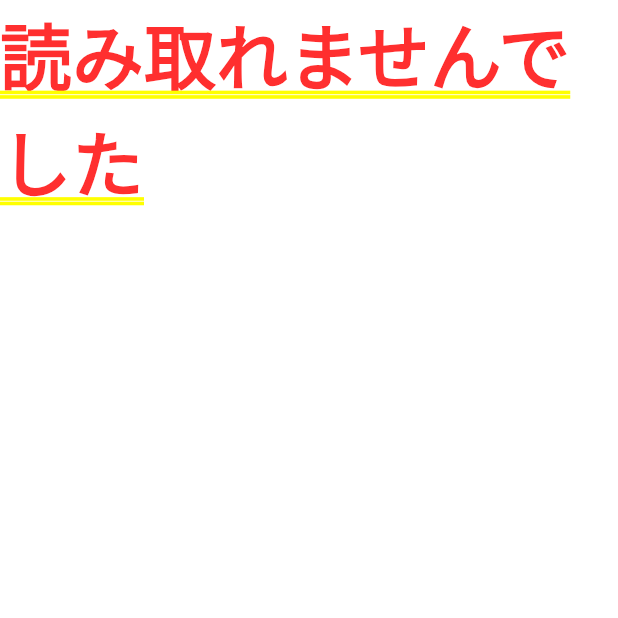
After one commit to tenpei-peso/make_note, a Flutter app: the PreviewPage screen opened directly, on a phone screen of 412 x 824 dp, the top half of it. The commit adds this screen. Run offline on Flutter 3.47's test engine with Material 2 defaults, Android fonts, the phone set to English and light mode, and no system bars; our stand-ins replace firebase_auth, firebase_core, flutter_riverpod, freezed_annotation, image_picker; missing offline and left inert: google_mlkit_text_recognition; accounts and stored records are empty; statements that could not run were skipped.

Commit message:
文字抽出

```diff
--- /dev/null
+++ b/lib/presentasion/page/preview_page.dart
@@ -0,0 +1,52 @@
+import 'package:flutter/cupertino.dart';
+import 'package:flutter/material.dart';
+import 'package:flutter_make_note/presentasion/page/preview_page_notifier.dart';
+import 'package:flutter_make_note/presentasion/page/top_page_notifier.dart';
+import 'package:flutter_riverpod/flutter_riverpod.dart';
+
+class PreviewPage extends ConsumerWidget {
+  const PreviewPage({Key? key}) : super(key: key);
+
+  @override
+  Widget build(BuildContext context, WidgetRef ref) {
+    final detectionText =
+        ref.watch(topPageProvider.select((state) => state.detectionText));
+    final isLoading =
+    ref.watch(previewPageProvider.select((state) => state.isPreviewPageLoading));
+    final previewPageNotifier = ref.watch(previewPageProvider.notifier);
+
+    if (isLoading) {
+      return const Center(child: CircularProgressIndicator());
+    }
+
+    if (detectionText == "") {
+      return const Text('読み取れませんでした');
+    }
+
+    return Scaffold(
+      appBar: AppBar(
+        title: Text('ああ'),
+      ),
+      body: SingleChildScrollView(
+          child: Column(
+            children: [
+              Padding(
+                padding: const EdgeInsets.all(24),
+                child: Text(detectionText),
+              ),
+              ElevatedButton(
+                onPressed: () async {
+                  Navigator.push(
+                    context,
+                    MaterialPageRoute(
+                        builder: (context) => const PreviewPage()),
+                  );
+                },
+                child: Text('AIノート作成'),
+              ),
+            ],
+          )
+      ),
+    );
+  }
+}
--- a/pubspec.yaml
+++ b/pubspec.yaml
@@ -32,7 +32,6 @@ dependencies:
   firebase_core: ^2.15.1
   firebase_auth: ^4.7.3
   image_picker: ^1.0.2
-  cloud_functions: ^4.4.0
   freezed_annotation: ^2.4.1
   google_mlkit_text_recognition: ^0.10.0
 
```
Also changed, not shown: lib/presentasion/page/preview_page_notifier.dart (added, +40 -0 lines), lib/presentasion/page/top_page.dart (+12 -16 lines), lib/presentasion/page/top_page_notifier.dart (+28 -16 lines), lib/presentasion/page/preview_page_notifier.freezed.dart (added), lib/presentasion/page/top_page_notifier.freezed.dart, pubspec.lock, 5 other files.
